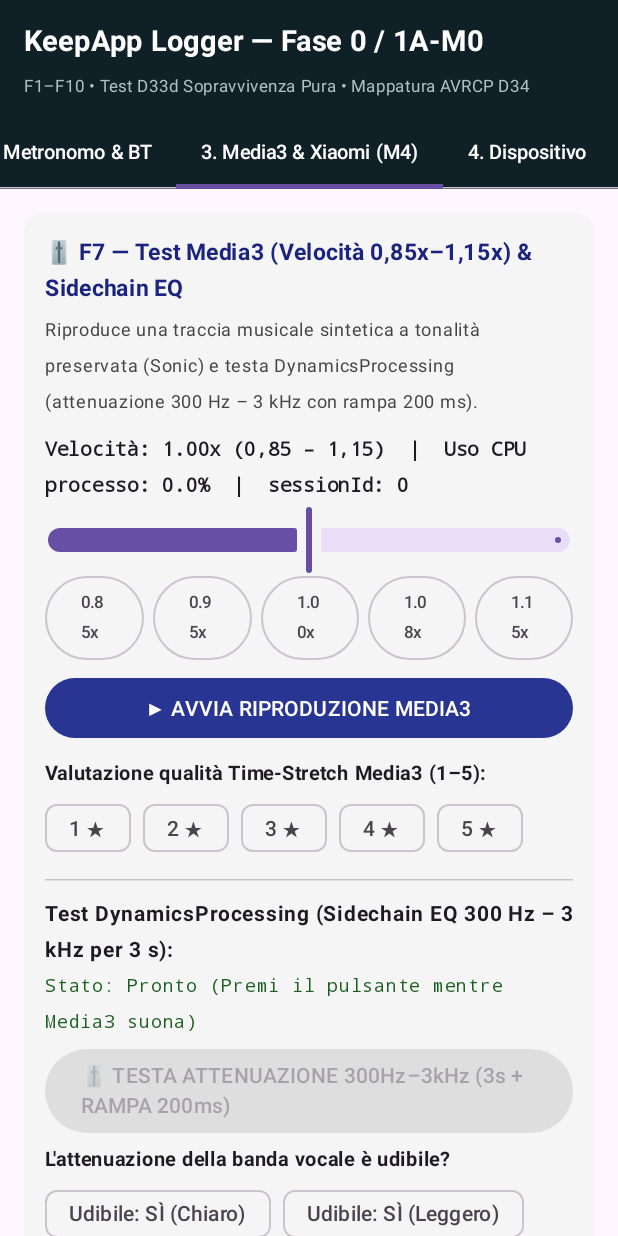
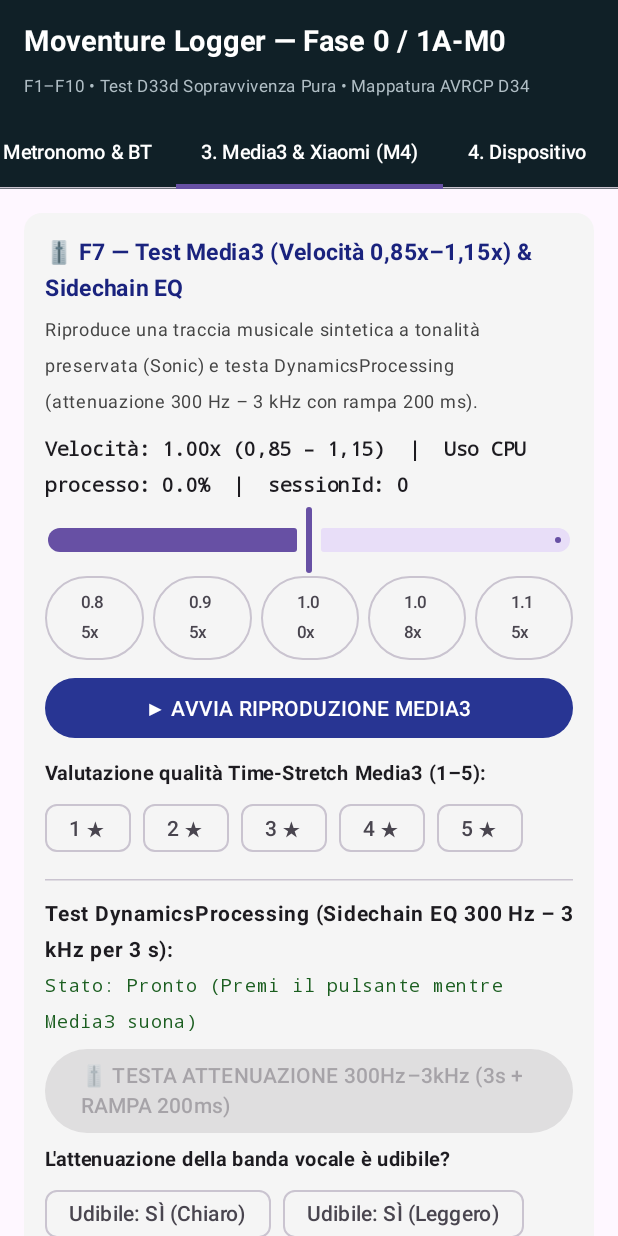
Before and after one commit to ELMArtDesign/KeepApp, an Android app built with Jetpack Compose: the screen it shows after launch (MainActivity), tab 3 chosen, on a phone screen of 412 x 824 dp. Run offline under Robolectric (Android 15) with nearby library versions, the phone set to English and light mode, and no system bars.

Commit message:
Moventure: aggiorna testi visibili in README, docs e Logger + debito tecnico nomi interni

```diff
--- a/logger/src/main/kotlin/it/daprile/keepapp/logger/MainActivity.kt
+++ b/logger/src/main/kotlin/it/daprile/keepapp/logger/MainActivity.kt
@@ -175,7 +175,7 @@ fun KeepAppLoggerRoot() {
                     .padding(top = 12.dp)
             ) {
                 Text(
-                    text = "KeepApp Logger — Fase 0 / 1A-M0",
+                    text = "Moventure Logger — Fase 0 / 1A-M0",
                     color = Color.White,
                     fontSize = 19.sp,
                     fontWeight = FontWeight.Bold,
@@ -517,7 +517,7 @@ fun Media3DuckingAndXiaomiScreen() {
                 Spacer(modifier = Modifier.height(8.dp))
 
                 Text(
-                    text = "Passo 1: Attiva 'Avvio automatico in background' per KeepApp Logger.",
+                    text = "Passo 1: Attiva 'Avvio automatico in background' per Moventure Logger.",
                     fontWeight = FontWeight.Bold,
                     fontSize = 13.sp
                 )
@@ -554,7 +554,7 @@ fun Media3DuckingAndXiaomiScreen() {
                     fontSize = 13.sp
                 )
                 Text(
-                    text = "Apri la vista delle App Recenti (tasto quadrato in basso), tieni premuto per 1 secondo sulla scheda di KeepApp Logger e tocca l'icona del Lucchetto 🔒.",
+                    text = "Apri la vista delle App Recenti (tasto quadrato in basso), tieni premuto per 1 secondo sulla scheda di Moventure Logger e tocca l'icona del Lucchetto 🔒.",
                     fontSize = 12.sp,
                     color = Color.DarkGray
                 )
--- a/logger/src/main/kotlin/it/daprile/keepapp/logger/data/SessionZipExporter.kt
+++ b/logger/src/main/kotlin/it/daprile/keepapp/logger/data/SessionZipExporter.kt
@@ -118,7 +118,7 @@ object SessionZipExporter {
             val shareIntent = Intent(Intent.ACTION_SEND).apply {
                 type = "application/zip"
                 putExtra(Intent.EXTRA_STREAM, uri)
-                putExtra(Intent.EXTRA_SUBJECT, "KeepApp Fase 0 — ${sessionDir.name}")
+                putExtra(Intent.EXTRA_SUBJECT, "Moventure Fase 0 — ${sessionDir.name}")
                 addFlags(Intent.FLAG_GRANT_READ_URI_PERMISSION or Intent.FLAG_ACTIVITY_NEW_TASK)
             }
             val chooser = Intent.createChooser(shareIntent, "Esporta / Condividi ${zipFile.name}").apply {
--- a/logger/src/main/kotlin/it/daprile/keepapp/logger/data/XiaomiOnboardingHelper.kt
+++ b/logger/src/main/kotlin/it/daprile/keepapp/logger/data/XiaomiOnboardingHelper.kt
@@ -71,7 +71,7 @@ object XiaomiOnboardingHelper {
                     "com.miui.powerkeeper.ui.HiddenAppsConfigActivity"
                 )
                 putExtra("package_name", context.packageName)
-                putExtra("package_label", "KeepApp Logger")
+                putExtra("package_label", context.applicationInfo.loadLabel(context.packageManager).toString())
                 addFlags(Intent.FLAG_ACTIVITY_NEW_TASK)
             }
             context.startActivity(miuiBatteryIntent)
--- a/logger/src/main/kotlin/it/daprile/keepapp/logger/service/LoggerForegroundService.kt
+++ b/logger/src/main/kotlin/it/daprile/keepapp/logger/service/LoggerForegroundService.kt
@@ -767,7 +767,7 @@ class LoggerForegroundService : Service(), SensorEventListener, LocationListener
         if (Build.VERSION.SDK_INT >= Build.VERSION_CODES.O) {
             val channel = NotificationChannel(
                 CHANNEL_ID,
-                "KeepApp Sessione Attiva",
+                "${applicationInfo.loadLabel(packageManager)} — Sessione Attiva",
                 NotificationManager.IMPORTANCE_LOW
             ).apply {
                 description = "Corsa attiva: guida vocale e ritmo in funzione (Fase 0 Logger)"
```
Also changed, not shown: 9 other files.
